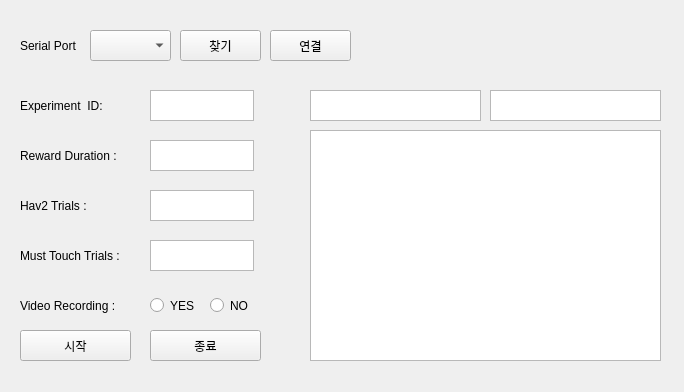
Old version of the form port.ui in the repository gi-ryong/operantchamber-project.
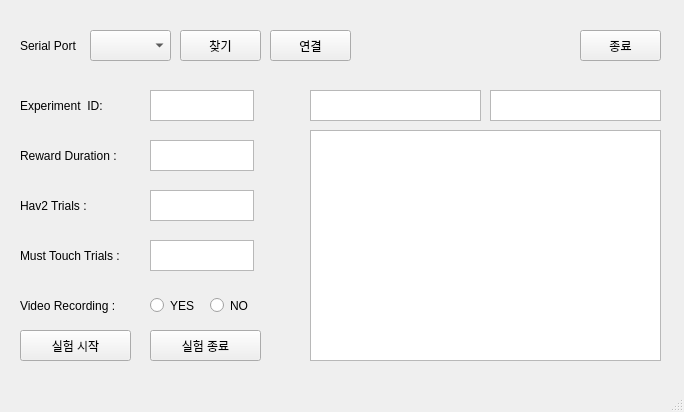
New version of the form.

Patch:
```diff
--- a/port.ui
+++ b/port.ui
@@ -7,7 +7,7 @@
     <x>0</x>
     <y>0</y>
     <width>684</width>
-    <height>392</height>
+    <height>412</height>
    </rect>
   </property>
   <property name="windowTitle">
@@ -196,7 +196,7 @@
      </rect>
     </property>
     <property name="text">
-     <string>시작</string>
+     <string>실험 시작</string>
     </property>
    </widget>
    <widget class="QPushButton" name="end">
@@ -209,7 +209,7 @@
      </rect>
     </property>
     <property name="text">
-     <string>종료</string>
+     <string>실험 종료</string>
     </property>
    </widget>
    <widget class="QRadioButton" name="yes_btn">
@@ -268,7 +268,26 @@
      </rect>
     </property>
    </widget>
+   <widget class="QPushButton" name="exit">
+    <property name="geometry">
+     <rect>
+      <x>580</x>
+      <y>30</y>
+      <width>81</width>
+      <height>31</height>
+     </rect>
+    </property>
+    <property name="text">
+     <string>종료</string>
+    </property>
+   </widget>
   </widget>
+  <widget class="QStatusBar" name="statusBar"/>
+  <action name="actionopen">
+   <property name="text">
+    <string>open</string>
+   </property>
+  </action>
  </widget>
  <resources/>
  <connections/>
```
